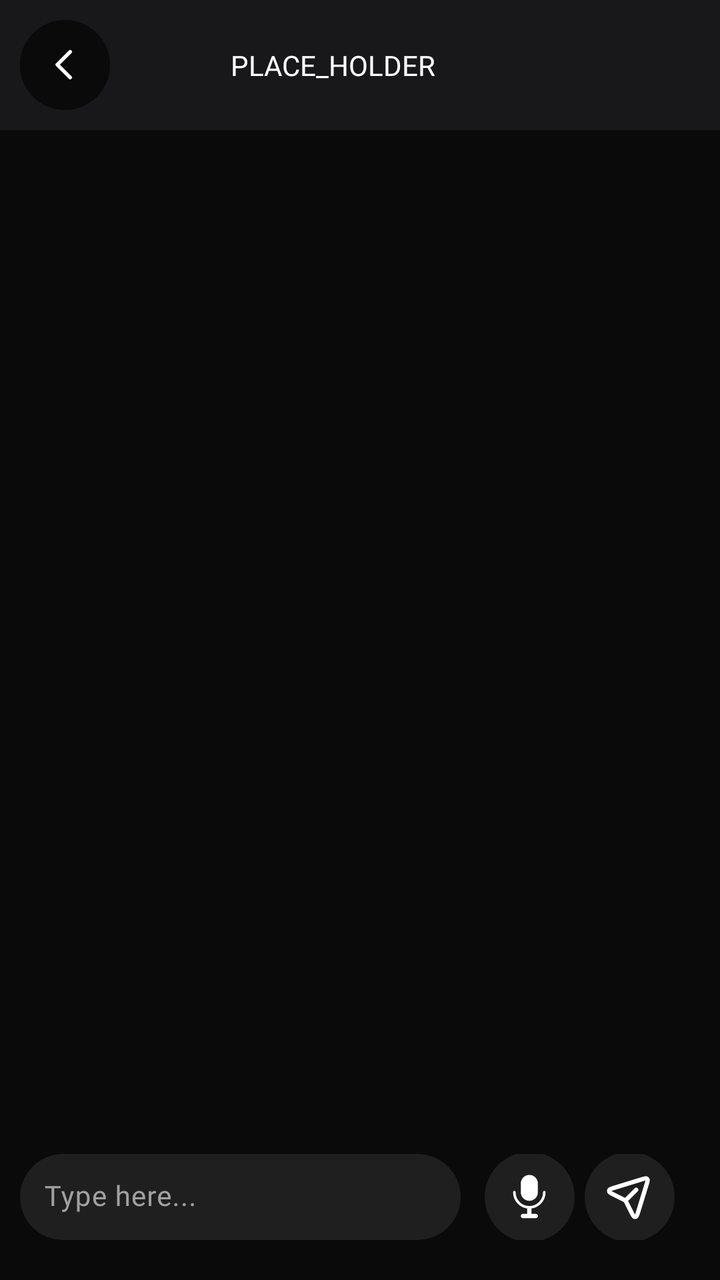
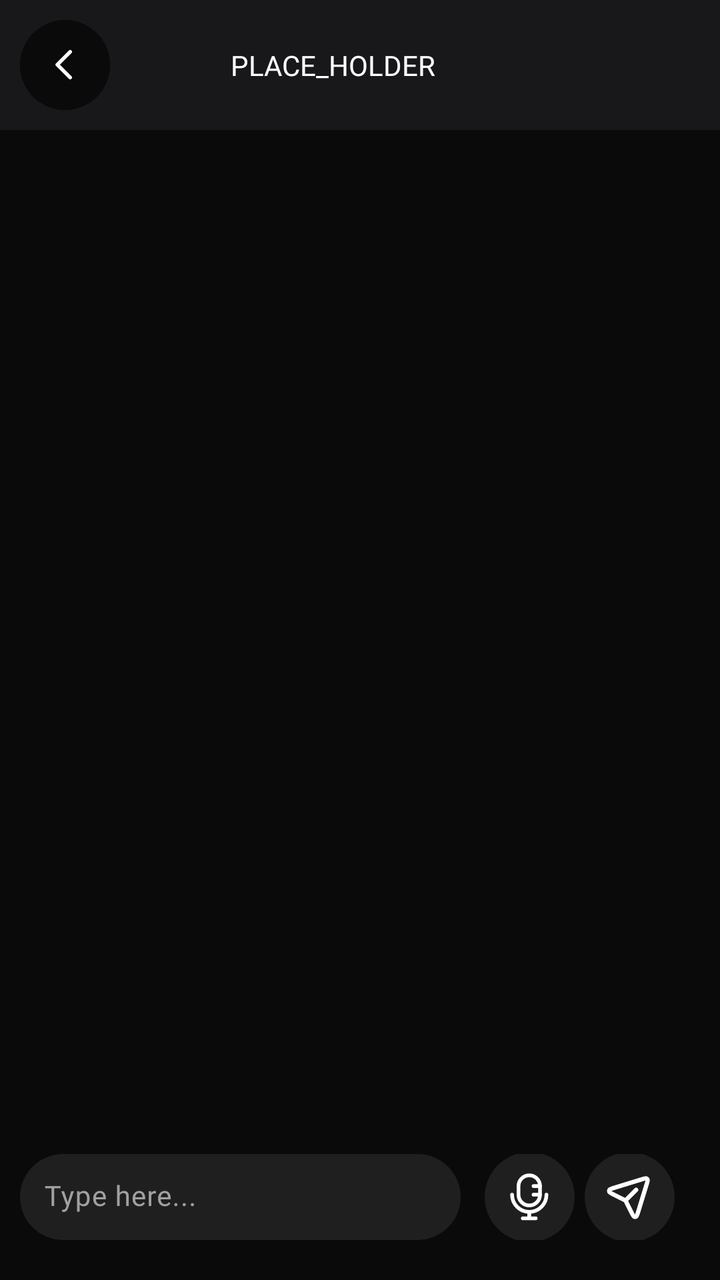

An Android layout rendered at two revisions. The XML below is the earlier revision; the diff shows what the commit changed to produce the second picture.
<!-- AndroidManifest.xml: application theme Theme.Nexus -->
<!-- res/layout/activity_chat.xml -->
<?xml version="1.0" encoding="utf-8"?>
<androidx.constraintlayout.widget.ConstraintLayout xmlns:android="http://schemas.android.com/apk/res/android"
    xmlns:app="http://schemas.android.com/apk/res-auto"
    xmlns:tools="http://schemas.android.com/tools"
    android:id="@+id/main"
    android:layout_width="match_parent"
    android:layout_height="match_parent"
    android:background="@color/background_default"
    tools:context=".chat.ChatActivity">

    <LinearLayout
        android:id="@+id/linearLayout5"
        android:layout_width="match_parent"
        android:layout_height="wrap_content"
        android:background="@color/gray_700"
        android:gravity="center_vertical"
        android:orientation="horizontal"
        android:padding="10dp"
        app:layout_constraintBottom_toBottomOf="parent"
        app:layout_constraintEnd_toEndOf="parent"
        app:layout_constraintHorizontal_bias="1.0"
        app:layout_constraintStart_toStartOf="parent"
        app:layout_constraintTop_toTopOf="parent"
        app:layout_constraintVertical_bias="0.0">

        <com.google.android.material.button.MaterialButton
            android:id="@+id/backButton"
            android:layout_width="45dp"
            android:layout_height="45dp"
            android:layout_gravity="center"
            android:backgroundTint="@color/background_default"
            android:elevation="4dp"
            android:insetLeft="0dp"
            android:insetTop="0dp"
            android:insetRight="0dp"
            android:insetBottom="0dp"
            android:padding="0dp"
            android:text=""
            app:cornerRadius="32dp"
            app:icon="@drawable/chevron_left"
            app:iconGravity="textStart"
            app:iconPadding="0dp"
            app:iconSize="22dp"
            app:iconTint="@color/white"
            app:layout_constraintBottom_toTopOf="@+id/linearLayout3"
            app:layout_constraintEnd_toEndOf="parent"
            app:layout_constraintHorizontal_bias="0.0"
            app:layout_constraintStart_toStartOf="parent"
            app:layout_constraintTop_toTopOf="parent"
            app:layout_constraintVertical_bias="0.588" />

        <ImageView
            android:id="@+id/profilePicture"
            android:layout_width="40dp"
            android:layout_height="40dp"
            android:layout_gravity="center"
            android:layout_marginLeft="10dp" />

        <TextView
            android:id="@+id/user_name"
            android:layout_width="wrap_content"
            android:layout_height="match_parent"
            android:layout_marginLeft="10dp"
            android:fontFamily="@font/inter_semibold"
            android:gravity="center"
            android:text="@string/place_holder"
            android:textColor="@color/white"
            android:textSize="14sp" />
    </LinearLayout>

    <androidx.recyclerview.widget.RecyclerView
        android:id="@+id/messagesRecyclerView"
        android:layout_width="match_parent"
        android:layout_height="0dp"
        app:layout_constraintBottom_toTopOf="@+id/linearLayout6"
        app:layout_constraintEnd_toEndOf="parent"
        app:layout_constraintHorizontal_bias="0.5"
        app:layout_constraintStart_toStartOf="parent"
        app:layout_constraintTop_toBottomOf="@+id/linearLayout5" />

    <LinearLayout
        android:id="@+id/linearLayout6"
        android:layout_width="match_parent"
        android:layout_height="wrap_content"
        android:layout_marginBottom="10dp"
        android:orientation="horizontal"
        android:padding="10dp"
        app:layout_constraintBottom_toBottomOf="parent"
        app:layout_constraintEnd_toEndOf="parent"
        app:layout_constraintHorizontal_bias="0.5"
        app:layout_constraintStart_toStartOf="parent">

        <com.google.android.material.textfield.TextInputLayout
            android:id="@+id/textInput"
            style="@style/Widget.Material3.TextInputLayout.FilledBox"
            android:layout_width="0dp"
            android:layout_height="wrap_content"
            android:layout_weight="0.9"
            android:hint="Type here..."
            android:textColorHint="@color/gray_100"
            app:boxBackgroundColor="@color/gray_800"
            app:boxCornerRadiusBottomEnd="25dp"
            app:boxCornerRadiusBottomStart="25dp"
            app:boxCornerRadiusTopEnd="25dp"
            app:boxCornerRadiusTopStart="25dp"
            app:boxStrokeWidth="0dp"
            tools:ignore="MissingConstraints">

            <com.google.android.material.textfield.TextInputEditText
                android:layout_width="match_parent"
                android:layout_height="wrap_content"
                android:background="@null"
                android:fontFamily="@font/inter_regular"
                android:inputType="textEmailAddress"
                android:padding="12dp"
                android:textColor="@color/white"
                android:textColorHint="@color/white"
                android:textSize="14sp" />
        </com.google.android.material.textfield.TextInputLayout>

        <LinearLayout
            android:layout_width="wrap_content"
            android:layout_height="match_parent"
            android:layout_weight="0.1"
            android:gravity="center"
            android:orientation="horizontal">

            <com.google.android.material.button.MaterialButton
                android:id="@+id/microphoneButton"
                android:layout_width="45dp"
                android:layout_height="45dp"
                android:layout_gravity="center"
                android:elevation="4dp"
                android:insetLeft="0dp"
                android:insetTop="0dp"
                android:insetRight="0dp"
                android:insetBottom="0dp"
                android:padding="0dp"
                android:text=""
                app:backgroundTint="@color/gray_800"
                app:cornerRadius="32dp"
                app:icon="@drawable/microphone"
                app:iconGravity="textStart"
                app:iconPadding="0dp"
                app:iconSize="26dp"
                app:iconTint="@color/white"
                app:layout_constraintBottom_toTopOf="@+id/linearLayout3"
                app:layout_constraintEnd_toEndOf="parent"
                app:layout_constraintHorizontal_bias="0.0"
                app:layout_constraintStart_toStartOf="parent"
                app:layout_constraintTop_toTopOf="parent"
                app:layout_constraintVertical_bias="0.588" />

            <com.google.android.material.button.MaterialButton
                android:id="@+id/sendButton"
                android:layout_width="45dp"
                android:layout_height="45dp"
                android:layout_gravity="center"
                android:layout_marginLeft="5dp"
                android:elevation="4dp"
                android:insetLeft="0dp"
                android:insetTop="0dp"
                android:insetRight="0dp"
                android:insetBottom="0dp"
                android:padding="0dp"
                android:text=""
                app:backgroundTint="@color/gray_800"
                app:cornerRadius="32dp"
                app:icon="@drawable/paper_plane"
                app:iconGravity="textStart"
                app:iconPadding="0dp"
                app:iconSize="26dp"
                app:iconTint="@color/white"
                app:layout_constraintBottom_toTopOf="@+id/linearLayout3"
                app:layout_constraintEnd_toEndOf="parent"
                app:layout_constraintHorizontal_bias="0.0"
                app:layout_constraintStart_toStartOf="parent"
                app:layout_constraintTop_toTopOf="parent"
                app:layout_constraintVertical_bias="0.588" />
        </LinearLayout>
    </LinearLayout>
</androidx.constraintlayout.widget.ConstraintLayout>
<!-- resources referenced by this layout -->
<resources>
  <color name="background_default">#0A0A0A</color>
  <color name="gray_100">#A1A1A1</color>
  <color name="gray_700">#18181b</color>
  <color name="gray_800">#1F1F1F</color>
  <color name="white">#FFFFFFFF</color>
  <!-- drawable chevron_left (drawable) -->
  <vector xmlns:android="http://schemas.android.com/apk/res/android"
      android:width="24dp"
      android:height="24dp"
      android:viewportWidth="24"
      android:viewportHeight="24">
      <path
          android:fillColor="#00000000"
          android:pathData="M15,19L8,12L15,5"
          android:strokeWidth="2"
          android:strokeColor="#ffffff"
          android:strokeLineCap="round"
          android:strokeLineJoin="round" />
  </vector>
  <!-- drawable microphone: vector/xml drawable (drawable, 2207 chars, omitted) -->
  <!-- drawable paper_plane (drawable) -->
  <vector xmlns:android="http://schemas.android.com/apk/res/android"
      android:width="24dp"
      android:height="24dp"
      android:viewportWidth="24"
      android:viewportHeight="24">
      <path
          android:fillColor="#00000000"
          android:pathData="M10.308,13.692L15.154,8.846M20.111,5.889L16.021,19.183C15.654,20.375 15.471,20.971 15.154,21.168C14.88,21.34 14.541,21.368 14.242,21.244C13.898,21.101 13.618,20.543 13.06,19.428L10.469,14.246C10.381,14.069 10.337,13.981 10.278,13.904C10.225,13.836 10.165,13.775 10.097,13.722C10.021,13.665 9.935,13.621 9.766,13.537L4.572,10.94C3.457,10.382 2.899,10.103 2.756,9.759C2.632,9.46 2.66,9.12 2.832,8.846C3.029,8.53 3.625,8.346 4.817,7.979L18.112,3.889C19.049,3.6 19.517,3.456 19.834,3.573C20.109,3.674 20.327,3.891 20.428,4.167C20.544,4.483 20.4,4.951 20.112,5.887L20.111,5.889Z"
          android:strokeWidth="2"
          android:strokeColor="#ffffff"
          android:strokeLineCap="round"
          android:strokeLineJoin="round" />
  </vector>
  <string name="place_holder">PLACE_HOLDER</string>
  <style name="Theme.Nexus" parent="Base.Theme.Nexus" />
  <style name="Base.Theme.Nexus" parent="Theme.Material3.DayNight.NoActionBar">
          <item name="colorPrimary">@color/blue_500</item>
          <item name="colorOnPrimaryContainer">@color/white</item>
          <item name="colorOnSecondaryContainer">@color/blue_500</item>
          <item name="colorSecondaryContainer">@color/blue_500</item>
      </style>
  <color name="blue_500">#3b82f6</color>
</resources>

<!-- the commit's change to res/layout/activity_chat.xml (unified diff, before → after) -->
@@ -139,7 +139,7 @@
                 android:text=""
                 app:backgroundTint="@color/gray_800"
                 app:cornerRadius="32dp"
-                app:icon="@drawable/microphone"
+                app:icon="@drawable/mic_01"
                 app:iconGravity="textStart"
                 app:iconPadding="0dp"
                 app:iconSize="26dp"
<!-- resource entries referenced after the edit -->
@@ -19,7 +19,30 @@
           android:strokeLineCap="round"
           android:strokeLineJoin="round" />
   </vector>
-  <!-- drawable microphone: vector/xml drawable (drawable, 2207 chars, omitted) -->
+  <!-- drawable mic_01 (drawable) -->
+  <vector xmlns:android="http://schemas.android.com/apk/res/android"
+      android:width="119dp"
+      android:height="119dp"
+      android:viewportWidth="119"
+      android:viewportHeight="119">
+      <path
+          android:fillColor="#00000000"
+          android:pathData="M83.92,35.31V54.97C83.92,68.55 72.91,79.56 59.33,79.56C45.76,79.56 34.75,68.55 34.75,54.97V35.31C34.75,21.73 45.76,10.72 59.33,10.72C72.91,10.72 83.92,21.73 83.92,35.31Z"
+          android:strokeWidth="8.5"
+          android:strokeColor="#ffffff" />
+      <path
+          android:fillColor="#00000000"
+          android:pathData="M83.92,35.31H69.17M83.92,54.97H69.17"
+          android:strokeWidth="8.5"
+          android:strokeColor="#ffffff"
+          android:strokeLineCap="round" />
+      <path
+          android:fillColor="#00000000"
+          android:pathData="M98.67,54.97C98.67,76.7 81.06,94.31 59.33,94.31M59.33,94.31C37.61,94.31 20,76.7 20,54.97M59.33,94.31V109.06M59.33,109.06H74.08M59.33,109.06H44.58"
+          android:strokeWidth="8.5"
+          android:strokeColor="#ffffff"
+          android:strokeLineCap="round" />
+  </vector>
   <!-- drawable paper_plane (drawable) -->
   <vector xmlns:android="http://schemas.android.com/apk/res/android"
       android:width="24dp"
